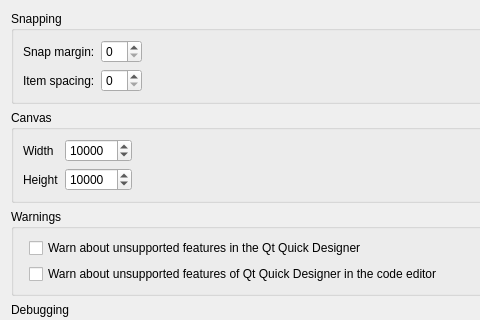
Before: the Qt Designer form src/plugins/qmldesigner/settingspage.ui in qt-creator/qt-creator, drawn with Qt 5; both pictures show x 0 to 480 and y 0 to 320 of the 684 by 607 pixel window.
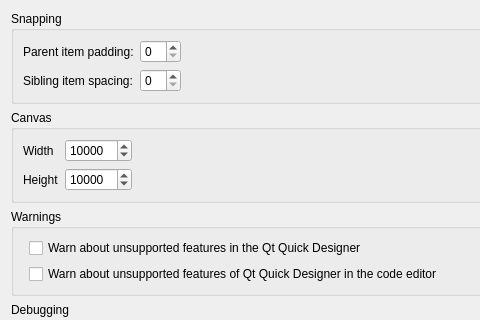
After: the same form once the commit is applied.

Commit message:
QmlDesigner: Change misleading name in designer options
Change Snap Margins in Parent item padding and item spacing to sibling
item spacing.

What changed in the file:
```diff
--- a/src/plugins/qmldesigner/settingspage.ui
+++ b/src/plugins/qmldesigner/settingspage.ui
@@ -97,7 +97,7 @@
         <item row="0" column="0">
          <widget class="QLabel" name="snapMarginLabel">
           <property name="text">
-           <string>Snap margin:</string>
+           <string>Parent item padding:</string>
           </property>
          </widget>
         </item>
@@ -117,7 +117,7 @@
         <item row="1" column="0">
          <widget class="QLabel" name="itemSpacingLabel">
           <property name="text">
-           <string>Item spacing:</string>
+           <string>Sibling item spacing:</string>
           </property>
          </widget>
         </item>
```
